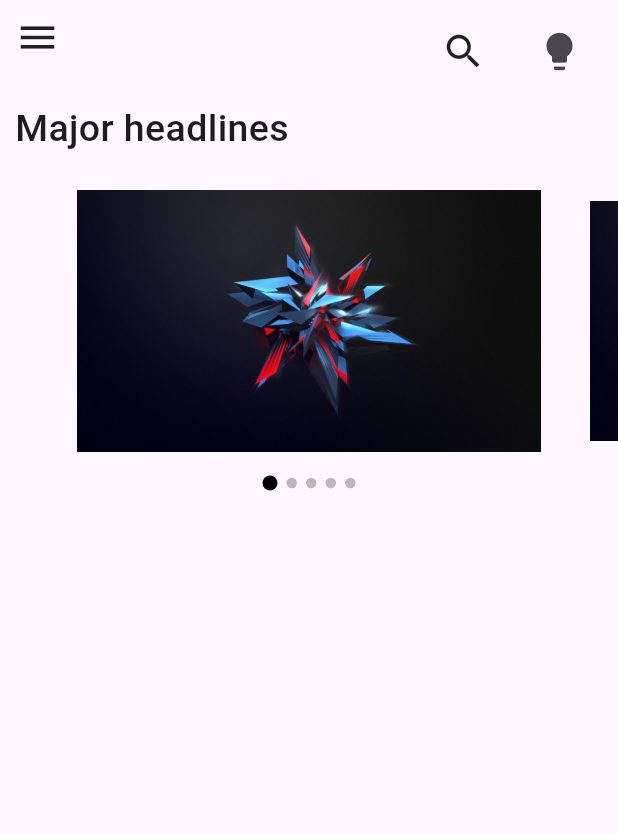
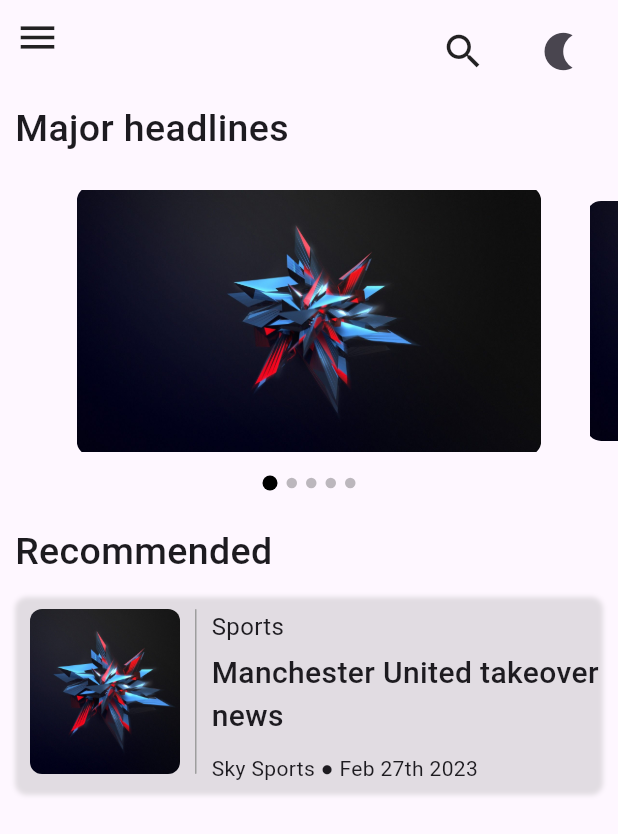
Before and after one commit to anthonyarinze/flutter-news-aggregator, a Flutter app: the screen it shows after launch, on a phone screen of 412 x 824 dp. Shown: the top 834 px of the screen. Run offline on Flutter 3.47's test engine with Material 2 defaults, Android fonts, the phone set to English and light mode, and no system bars.

Commit message:
News Card

```diff
--- a/lib/components/headlines_card.dart
+++ b/lib/components/headlines_card.dart
@@ -22,6 +22,7 @@ class MajorHeadlines extends StatelessWidget {
       curve: Curves.easeInOutCubic,
       margin: EdgeInsets.all(margin),
       decoration: BoxDecoration(
+        borderRadius: BorderRadius.circular(10.0),
         image: DecorationImage(
           image: images,
         ),
--- /dev/null
+++ b/lib/components/news_card.dart
@@ -0,0 +1,100 @@
+import 'package:flutter/material.dart';
+
+class NewsCard extends StatefulWidget {
+  const NewsCard({super.key});
+
+  @override
+  State<NewsCard> createState() => _NewsCardState();
+}
+
+class _NewsCardState extends State<NewsCard> {
+  @override
+  Widget build(BuildContext context) {
+    return Container(
+      margin: const EdgeInsets.symmetric(horizontal: 10.0, vertical: 10.0),
+      padding: const EdgeInsets.only(top: 10.0, left: 10.0),
+      decoration: BoxDecoration(
+        borderRadius: BorderRadius.circular(8.0),
+        boxShadow: [
+          BoxShadow(
+            color: Colors.grey.withOpacity(0.3),
+            blurRadius: 2.0,
+            offset: const Offset(0, 2),
+          ),
+        ],
+      ),
+      child: Row(
+        crossAxisAlignment: CrossAxisAlignment.start,
+        children: [
+          Container(
+            height: 110,
+            width: 100,
+            decoration: BoxDecoration(
+              borderRadius: BorderRadius.circular(8.0),
+              image: const DecorationImage(
+                fit: BoxFit.cover,
+                image: AssetImage('images/star.jpg'),
+              ),
+            ),
+          ),
+          Container(
+            width: 1,
+            height: 110,
+            margin: const EdgeInsets.symmetric(horizontal: 10.0),
+            decoration: BoxDecoration(
+              color: Colors.grey,
+              borderRadius: BorderRadius.circular(20.0),
+            ),
+          ),
+          const Expanded(
+            child: Column(
+              crossAxisAlignment: CrossAxisAlignment.start,
+              children: [
+                Text(
+                  'Sports',
+                  style: TextStyle(
+                    fontSize: 16,
+                    fontWeight: FontWeight.w400,
+                  ),
+                  overflow: TextOverflow.ellipsis,
+                ),
+                SizedBox(height: 5.0),
+                Text(
+                  'Manchester United takeover news',
+                  style: TextStyle(
+                    fontSize: 20,
+                    fontWeight: FontWeight.w500,
+                  ),
+                  maxLines: 2,
+                  overflow: TextOverflow.ellipsis,
+                ),
+                SizedBox(height: 10.0),
+                Row(
+                  children: [
+                    Text(
+                      'Sky Sports ●',
+                      overflow: TextOverflow.ellipsis,
+                      style: TextStyle(
+                        fontSize: 14,
+                        fontWeight: FontWeight.w400,
+                      ),
+                    ),
+                    Text(
+                      ' Feb 27th 2023',
+                      overflow: TextOverflow.ellipsis,
+                      style: TextStyle(
+                        fontSize: 14,
+                        fontWeight: FontWeight.w400,
+                      ),
+                    ),
+                  ],
+                ),
+                SizedBox(height: 5.0),
+              ],
+            ),
+          ),
+        ],
+      ),
+    );
+  }
+}
--- a/lib/pages/home_page.dart
+++ b/lib/pages/home_page.dart
@@ -1,5 +1,6 @@
 import 'package:flutter/material.dart';
 import 'package:news_aggregator/components/headlines_card.dart';
+import 'package:news_aggregator/components/news_card.dart';
 import 'package:news_aggregator/provider/theme_provider.dart';
 import 'package:provider/provider.dart';
 
@@ -56,12 +57,14 @@ class _HomePageState extends State<HomePage> {
                             horizontal: 15.0, vertical: 10.0),
                         child: IconButton(
                           onPressed: () {
-                            themeProvider.toggleTheme();
+                            setState(() {
+                              themeProvider.toggleTheme();
+                            });
                           },
                           icon: Icon(
                             themeProvider.isDarkMode
                                 ? Icons.sunny
-                                : Icons.lightbulb,
+                                : Icons.nightlight,
                             size: 30,
                           ),
                         ),
@@ -108,6 +111,20 @@ class _HomePageState extends State<HomePage> {
                     mainAxisAlignment: MainAxisAlignment.center,
                     children: indicators(imgList.length, activePage),
                   ),
+                  const Align(
+                    alignment: Alignment.centerLeft,
+                    child: Padding(
+                      padding: EdgeInsets.only(left: 10.0, top: 20.0),
+                      child: Text(
+                        "Recommended",
+                        style: TextStyle(
+                          fontSize: 25,
+                          fontWeight: FontWeight.w500,
+                        ),
+                      ),
+                    ),
+                  ),
+                  const NewsCard(),
                 ],
               ),
             ],
```
